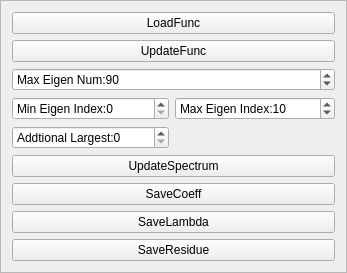
This is Dev/ExpIA/spectrum.ui in samhu1989/DevBundle as Qt 5 draws it before an edit. The edited form follows.
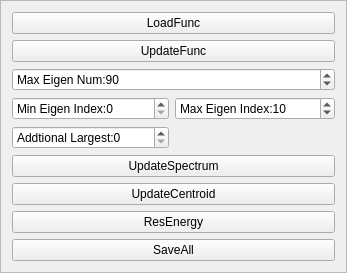
This is the edited form.

Commit message: add Residue Evaluate to spectrum tools

```diff
--- a/Dev/ExpIA/spectrum.ui
+++ b/Dev/ExpIA/spectrum.ui
@@ -7,7 +7,7 @@
     <x>0</x>
     <y>0</y>
     <width>346</width>
-    <height>240</height>
+    <height>266</height>
    </rect>
   </property>
   <property name="sizePolicy">
@@ -29,10 +29,17 @@
    <enum>QFrame::Raised</enum>
   </property>
   <layout class="QGridLayout" name="gridLayout_2">
+   <item row="7" column="0" colspan="2">
+    <widget class="QPushButton" name="UpdateCentroid">
+     <property name="text">
+      <string>UpdateCentroid</string>
+     </property>
+    </widget>
+   </item>
    <item row="9" column="0" colspan="2">
     <widget class="QPushButton" name="SaveResidue">
      <property name="text">
-      <string>SaveResidue</string>
+      <string>SaveAll</string>
      </property>
     </widget>
    </item>
@@ -85,20 +92,6 @@
      </property>
     </widget>
    </item>
-   <item row="7" column="0" colspan="2">
-    <widget class="QPushButton" name="SaveCoeff">
-     <property name="text">
-      <string>SaveCoeff</string>
-     </property>
-    </widget>
-   </item>
-   <item row="8" column="0" colspan="2">
-    <widget class="QPushButton" name="SaveLambda">
-     <property name="text">
-      <string>SaveLambda</string>
-     </property>
-    </widget>
-   </item>
    <item row="1" column="0" colspan="2">
     <widget class="QPushButton" name="UpdateFunc">
      <property name="text">
@@ -132,6 +125,13 @@
      </property>
     </widget>
    </item>
+   <item row="8" column="0" colspan="2">
+    <widget class="QPushButton" name="resEnergy">
+     <property name="text">
+      <string>ResEnergy</string>
+     </property>
+    </widget>
+   </item>
   </layout>
  </widget>
  <resources/>
```
Left out of the diff: 2 changed lines with no effect on the pictures. The commit also changes 10 other files.
